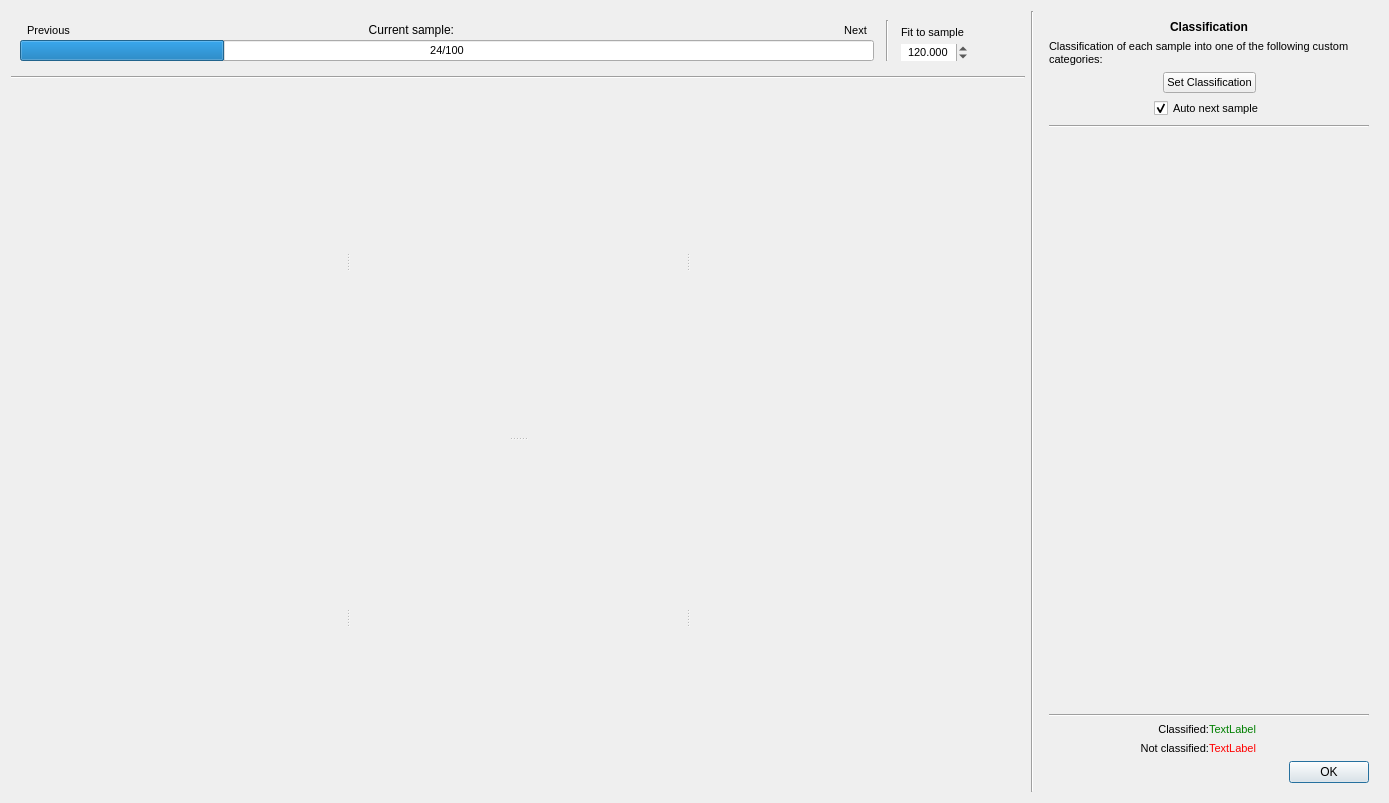
SMByC/AcATaMa, file ui/classification_dialog.ui: the form before one commit.
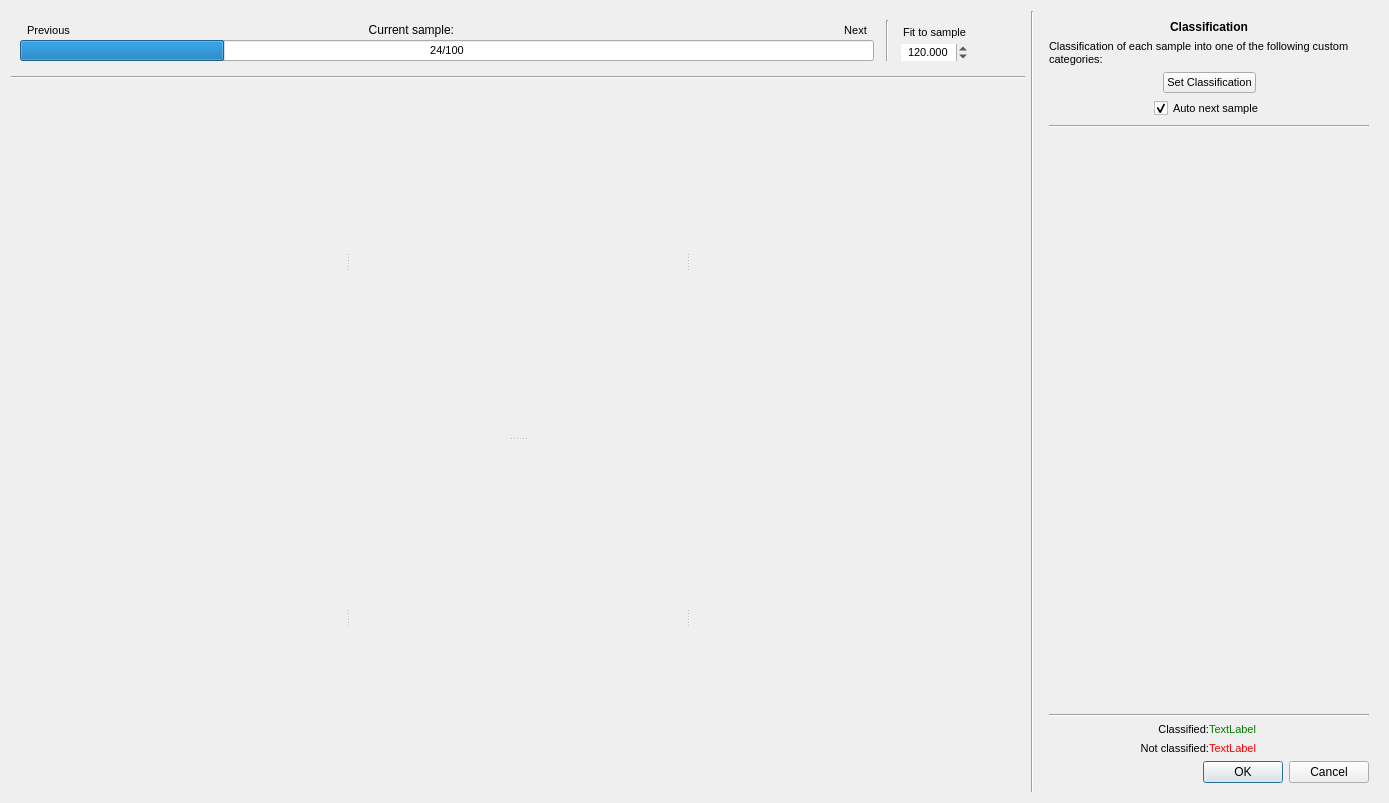
The form after the commit. Icons and pictures are not drawn. Custom widgets are drawn as their Qt base class.

Commit message: Implemented the accept and cancel buttons and its events

```diff
--- a/ui/classification_dialog.ui
+++ b/ui/classification_dialog.ui
@@ -243,6 +243,9 @@
            <property name="text">
             <string>Fit to sample</string>
            </property>
+           <property name="alignment">
+            <set>Qt::AlignCenter</set>
+           </property>
           </widget>
          </item>
          <item>
@@ -645,7 +648,10 @@
          <enum>Qt::Horizontal</enum>
         </property>
         <property name="standardButtons">
-         <set>QDialogButtonBox::Ok</set>
+         <set>QDialogButtonBox::Cancel|QDialogButtonBox::Ok</set>
+        </property>
+        <property name="centerButtons">
+         <bool>false</bool>
         </property>
        </widget>
       </item>
```
Left out of the diff: 8 changed lines with no effect on the pictures. The commit also changes 1 other file.
